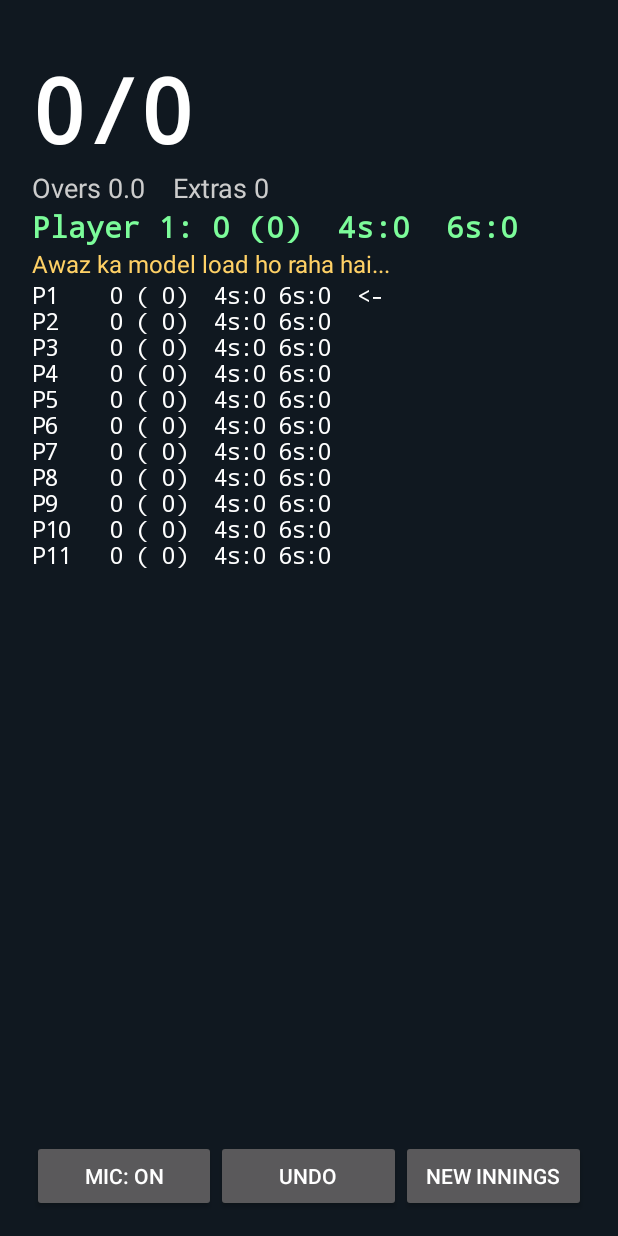
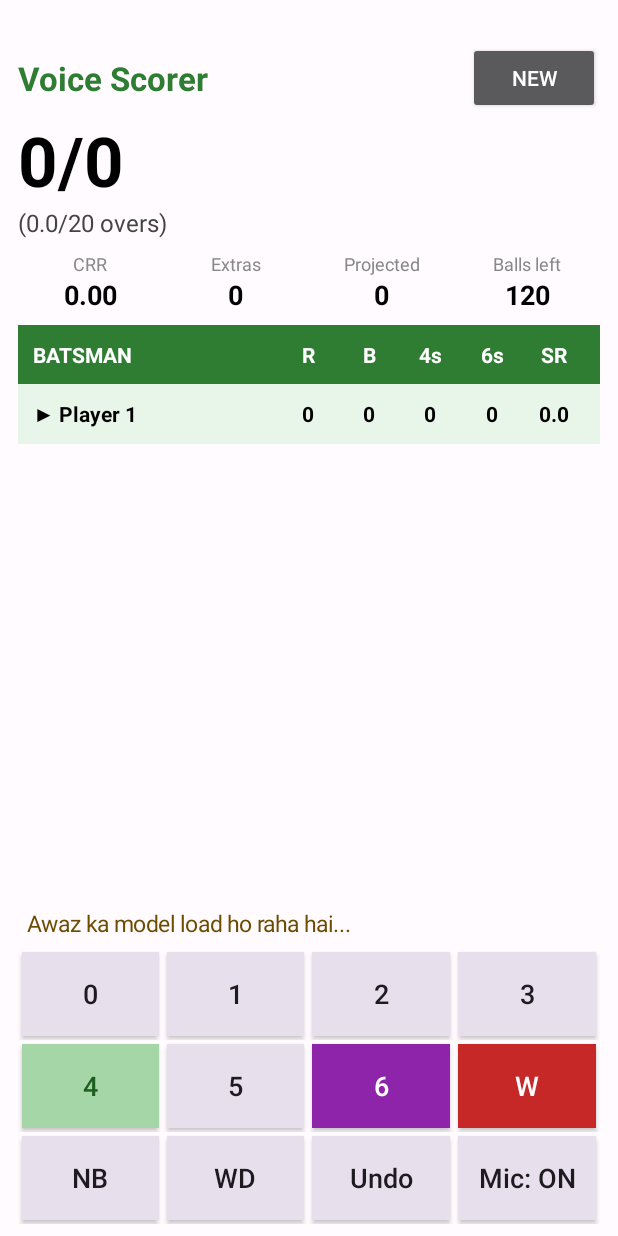
Before and after one commit to salmanktk0341-a11y/Voicescorer, an Android app: the screen it shows after launch (MainActivity), on a phone screen of 412 x 824 dp. Run offline under Robolectric (Android 15) with nearby library versions, the phone set to English and light mode, and no system bars; libraries missing offline, so code that uses them is left out: org.vosk, org.vosk.android; 1 statement that could not run was skipped.

Commit message:
Update MainActivity.kt

```diff
--- a/app/src/main/java/com/example/scorer/MainActivity.kt
+++ b/app/src/main/java/com/example/scorer/MainActivity.kt
@@ -8,14 +8,21 @@ import android.graphics.Color
 import android.graphics.Typeface
 import android.os.Bundle
 import android.os.Vibrator
+import android.view.Gravity
 import android.view.WindowManager
 import android.widget.*
+import org.json.JSONArray
 import org.json.JSONObject
 import org.vosk.Model
 import org.vosk.Recognizer
 import org.vosk.android.RecognitionListener
 import org.vosk.android.SpeechService
 import org.vosk.android.StorageService
+
+const val TOTAL_OVERS = 20      // overs ki hadd yahan badlo
+const val BALLS_PER_OVER = 6
+const val PLAYERS = 11
+const val MIN_CONF = 0.5        // awaz ka yaqeen: barha do to sakhti barhegi
 
 class State {
     var total = 0; var wickets = 0; var balls = 0; var extras = 0; var cur = 0
@@ -31,52 +38,145 @@ class State {
 }
 
 class MainActivity : Activity(), RecognitionListener {
-    private val N = 11
-    // Sirf yehi lafz suna jayega, baqi sab [unk] ban kar ignore hota hai
-    private val GRAMMAR = "[\"dot\",\"zero\",\"one\",\"two\",\"three\",\"four\",\"five\",\"six\"," +
-            "\"out\",\"wide\",\"no ball\",\"undo\",\"[unk]\"]"
+    // Sirf ye lafz kaam karte hain
+    private val REAL = listOf("dot", "zero", "one", "two", "three", "four", "five", "six",
+        "out", "wide", "no ball", "undo")
+    // Milte-julte lafz: sunay jayen to ignore ho jayen
+    private val DECOYS = listOf("x", "sex", "sick", "sit", "seeks", "sax", "fix", "floor",
+        "door", "want", "tree", "free", "ten", "nine", "eight", "seven", "now", "wild")
+    private val COMMANDS = REAL.filter { it != "no ball" }.toSet()
+    private val GRAMMAR: String = JSONArray(REAL + DECOYS + listOf("[unk]")).toString()
 
+    private val GREEN = Color.parseColor("#2E7D32")
     private var st = State()
     private val history = ArrayList<State>()
     private var model: Model? = null
     private var speech: SpeechService? = null
     private var micOn = true
 
-    private lateinit var tvTotal: TextView
-    private lateinit var tvInfo: TextView
-    private lateinit var tvBat: TextView
+    private lateinit var tvScore: TextView
+    private lateinit var tvOvers: TextView
+    private lateinit var tvCrr: TextView
+    private lateinit var tvExtras: TextView
+    private lateinit var tvProj: TextView
+    private lateinit var tvLeft: TextView
     private lateinit var tvHeard: TextView
-    private lateinit var tvList: TextView
+    private lateinit var tableBox: LinearLayout
     private lateinit var btnMic: Button
 
-    private fun tv(size: Float, color: Int, bold: Boolean = false) = TextView(this).apply {
-        textSize = size; setTextColor(color)
-        if (bold) setTypeface(Typeface.MONOSPACE, Typeface.BOLD)
+    private fun dp(v: Int) = (v * resources.displayMetrics.density).toInt()
+
+    private fun cell(text: String, weight: Float, bold: Boolean, color: Int, gravity: Int): TextView {
+        val t = TextView(this)
+        t.text = text; t.textSize = 14f; t.setTextColor(color); t.gravity = gravity
+        if (bold) t.setTypeface(null, Typeface.BOLD)
+        t.layoutParams = LinearLayout.LayoutParams(0, LinearLayout.LayoutParams.WRAP_CONTENT, weight)
+        return t
+    }
+
+    private fun tableRow(vals: List<String>, bg: Int, fg: Int, bold: Boolean): LinearLayout {
+        val r = LinearLayout(this)
+        r.orientation = LinearLayout.HORIZONTAL
+        r.setBackgroundColor(bg)
+        r.setPadding(dp(10), dp(10), dp(10), dp(10))
+        for ((i, v) in vals.withIndex()) {
+            r.addView(cell(v, if (i == 0) 4f else 1f, bold, fg,
+                if (i == 0) Gravity.START else Gravity.CENTER))
+        }
+        return r
+    }
+
+    private fun stat(label: String, holder: LinearLayout): TextView {
+        val col = LinearLayout(this)
+        col.orientation = LinearLayout.VERTICAL
+        col.gravity = Gravity.CENTER
+        col.layoutParams = LinearLayout.LayoutParams(0, -2, 1f)
+        val l = TextView(this)
+        l.text = label; l.textSize = 12f; l.setTextColor(Color.GRAY); l.gravity = Gravity.CENTER
+        val v = TextView(this)
+        v.textSize = 18f; v.setTypeface(null, Typeface.BOLD); v.setTextColor(Color.BLACK)
+        v.gravity = Gravity.CENTER
+        col.addView(l); col.addView(v); holder.addView(col)
+        return v
+    }
+
+    private fun key(label: String, bg: Int, fg: Int, onClick: () -> Unit): Button {
+        val b = Button(this)
+        b.text = label; b.textSize = 18f; b.isAllCaps = false
+        b.setTextColor(fg); b.setBackgroundColor(bg)
+        val lp = LinearLayout.LayoutParams(0, dp(56), 1f)
+        lp.setMargins(dp(3), dp(3), dp(3), dp(3))
+        b.layoutParams = lp
+        b.setOnClickListener { onClick() }
+        return b
+    }
+
+    private fun keyRow(vararg keys: Button): LinearLayout {
+        val r = LinearLayout(this)
+        r.orientation = LinearLayout.HORIZONTAL
+        for (k in keys) r.addView(k)
+        return r
     }
 
     override fun onCreate(b: Bundle?) {
         super.onCreate(b)
         window.addFlags(WindowManager.LayoutParams.FLAG_KEEP_SCREEN_ON)
-        val root = LinearLayout(this).apply {
-            orientation = LinearLayout.VERTICAL
-            setBackgroundColor(Color.parseColor("#101820"))
-            setPadding(32, 48, 32, 24)
-        }
-        tvTotal = tv(60f, Color.WHITE, true)
-        tvInfo = tv(18f, Color.LTGRAY)
-        tvBat = tv(20f, Color.parseColor("#7CFC9A"), true)
-        tvHeard = tv(16f, Color.parseColor("#FFD166"))
-        tvList = tv(15f, Color.WHITE).apply { typeface = Typeface.MONOSPACE }
-        root.addView(tvTotal); root.addView(tvInfo); root.addView(tvBat); root.addView(tvHeard)
-        val sv = ScrollView(this); sv.addView(tvList)
+
+        val root = LinearLayout(this)
+        root.orientation = LinearLayout.VERTICAL
+        root.setBackgroundColor(Color.parseColor("#FFFBFE"))
+        root.setPadding(dp(12), dp(28), dp(12), dp(8))
+
+        val top = LinearLayout(this)
+        top.orientation = LinearLayout.HORIZONTAL
+        top.gravity = Gravity.CENTER_VERTICAL
+        val title = TextView(this)
+        title.text = "Voice Scorer"; title.textSize = 22f
+        title.setTextColor(GREEN); title.setTypeface(null, Typeface.BOLD)
+        title.layoutParams = LinearLayout.LayoutParams(0, -2, 1f)
+        val btnNew = Button(this)
+        btnNew.text = "New"; btnNew.setOnClickListener { confirmNew() }
+        top.addView(title); top.addView(btnNew)
+        root.addView(top)
+
+        tvScore = TextView(this)
+        tvScore.textSize = 46f; tvScore.setTypeface(null, Typeface.BOLD)
+        tvScore.setTextColor(Color.BLACK)
+        tvOvers = TextView(this)
+        tvOvers.textSize = 16f; tvOvers.setTextColor(Color.DKGRAY)
+        root.addView(tvScore); root.addView(tvOvers)
+
+        val stats = LinearLayout(this)
+        stats.orientation = LinearLayout.HORIZONTAL
+        stats.setPadding(0, dp(8), 0, dp(8))
+        tvCrr = stat("CRR", stats)
+        tvExtras = stat("Extras", stats)
+        tvProj = stat("Projected", stats)
+        tvLeft = stat("Balls left", stats)
+        root.addView(stats)
+
+        tableBox = LinearLayout(this)
+        tableBox.orientation = LinearLayout.VERTICAL
+        val sv = ScrollView(this)
+        sv.addView(tableBox)
         root.addView(sv, LinearLayout.LayoutParams(-1, 0, 1f))
 
-        val row = LinearLayout(this).apply { orientation = LinearLayout.HORIZONTAL }
-        btnMic = Button(this).apply { text = "Mic: ON"; setOnClickListener { toggleMic() } }
-        val btnUndo = Button(this).apply { text = "Undo"; setOnClickListener { apply("undo") } }
-        val btnNew = Button(this).apply { text = "New Innings"; setOnClickListener { confirmNew() } }
-        for (x in listOf(btnMic, btnUndo, btnNew)) row.addView(x, LinearLayout.LayoutParams(0, -2, 1f))
-        root.addView(row)
+        tvHeard = TextView(this)
+        tvHeard.textSize = 15f; tvHeard.setTextColor(Color.parseColor("#6D4C00"))
+        tvHeard.setPadding(dp(6), dp(6), dp(6), dp(6))
+        root.addView(tvHeard)
+
+        val neutral = Color.parseColor("#E7E0EC")
+        val dark = Color.parseColor("#1D1B20")
+        fun num(label: String, cmd: String) = key(label, neutral, dark) { apply(cmd) }
+        btnMic = key("Mic: ON", neutral, dark) { toggleMic() }
+        root.addView(keyRow(num("0", "dot"), num("1", "one"), num("2", "two"), num("3", "three")))
+        root.addView(keyRow(
+            key("4", Color.parseColor("#A5D6A7"), Color.parseColor("#1B5E20")) { apply("four") },
+            num("5", "five"),
+            key("6", Color.parseColor("#8E24AA"), Color.WHITE) { apply("six") },
+            key("W", Color.parseColor("#C62828"), Color.WHITE) { apply("out") }))
+        root.addView(keyRow(num("NB", "noball"), num("WD", "wide"), num("Undo", "undo"), btnMic))
         setContentView(root)
         refresh()
 
@@ -99,6 +199,7 @@ class MainActivity : Activity(), RecognitionListener {
 
     private fun startMic() {
         val rec = Recognizer(model, 16000.0f, GRAMMAR)
+        rec.setWords(true)
         speech = SpeechService(rec, 16000.0f)
         speech!!.startListening(this)
         tvHeard.text = "Tayyar. Bolo: one, two, four, six, out, wide, no ball, undo"
@@ -116,44 +217,56 @@ class MainActivity : Activity(), RecognitionListener {
             .setNegativeButton("Nahi", null).show()
     }
 
-    // ---- awaz ke natayej ----
+    // ---- awaz ----
     override fun onResult(h: String?) {
         if (h == null) return
-        val text = JSONObject(h).optString("text", "")
-        if (text.isBlank()) return
-        runOnUiThread { handle(text) }
+        val j = JSONObject(h)
+        val words = ArrayList<String>()
+        val arr = j.optJSONArray("result")
+        if (arr != null) {
+            for (i in 0 until arr.length()) {
+                val o = arr.getJSONObject(i)
+                if (o.optDouble("conf", 1.0) >= MIN_CONF) words.add(o.optString("word"))
+            }
+        } else {
+            val t = j.optString("text", "")
+            if (t.isNotBlank()) words.addAll(t.trim().split(" "))
+        }
+        if (words.isEmpty()) return
+        runOnUiThread { handle(words) }
     }
     override fun onPartialResult(h: String?) {}
     override fun onFinalResult(h: String?) {}
     override fun onError(e: Exception?) { runOnUiThread { tvHeard.text = "Error: " + e?.message } }
     override fun onTimeout() {}
 
-    private fun handle(text: String) {
-        val t = text.trim().split(" ").filter { it.isNotEmpty() }
+    private fun handle(words: List<String>) {
         var k = 0
-        while (k < t.size) {
-            val w = t[k]
-            if (w == "no") {
-                apply("noball"); k++
-                if (k < t.size && t[k] == "ball") k++
-                continue
+        while (k < words.size) {
+            val w = words[k]
+            if (w == "no" && k + 1 < words.size && words[k + 1] == "ball") {
+                apply("noball"); k += 2; continue
             }
-            if (w != "[unk]" && w != "ball") apply(w)
+            if (w in COMMANDS) apply(w)
+            else if (w.isNotEmpty() && w != "[unk]") tvHeard.text = "Ignore: $w"
             k++
         }
     }
 
-    // ---- score ka hisab ----
+    // ---- score ----
+    private fun finished() = st.wickets >= PLAYERS || st.balls >= TOTAL_OVERS * BALLS_PER_OVER
+
     private fun apply(cmd: String) {
         if (cmd == "undo") {
             if (history.isNotEmpty()) st = history.removeAt(history.size - 1)
             tvHeard.text = "Suna: undo"; refresh(); return
         }
-        if (st.wickets >= N) return
+        if (finished()) { tvHeard.text = "Innings khatam"; return }
         val snap = st.copy()
         val i = st.cur
+        var legal = true
         when (cmd) {
-            "wide", "noball" -> { st.total++; st.extras++ }   // 1 run, ball dobara hogi
+            "wide", "noball" -> { st.total++; st.extras++; legal = false }
             "out" -> { st.out[i] = true; st.bl[i]++; st.balls++; st.wickets++; st.cur++ }
             else -> {
                 val r = when (cmd) {
@@ -167,23 +280,36 @@ class MainActivity : Activity(), RecognitionListener {
             }
         }
         history.add(snap)
-        tvHeard.text = "Suna: $cmd"
+        var msg = "Suna: $cmd"
+        if (legal && st.balls > 0 && st.balls % BALLS_PER_OVER == 0) msg += "  (over khatam)"
+        if (finished()) msg = "Innings khatam"
+        tvHeard.text = msg
         (getSystemService(VIBRATOR_SERVICE) as Vibrator).vibrate(60)
         refresh()
     }
 
     private fun refresh() {
-        tvTotal.text = "${st.total}/${st.wickets}"
-        tvInfo.text = "Overs ${st.balls / 6}.${st.balls % 6}    Extras ${st.extras}"
-        tvBat.text = if (st.wickets >= N) "INNINGS KHATAM (sab out)"
-        else "Player ${st.cur + 1}: ${st.runs[st.cur]} (${st.bl[st.cur]})  4s:${st.f[st.cur]}  6s:${st.s[st.cur]}"
-        val sb = StringBuilder()
-        for (i in 0 until N) {
-            val mark = if (st.out[i]) "OUT" else if (i == st.cur && st.wickets < N) "<-" else ""
-            sb.append(String.format("P%-2d %3d (%2d)  4s:%d 6s:%d  %s\n",
-                i + 1, st.runs[i], st.bl[i], st.f[i], st.s[i], mark))
+        tvScore.text = "${st.total}/${st.wickets}"
+        tvOvers.text = "(${st.balls / BALLS_PER_OVER}.${st.balls % BALLS_PER_OVER}/$TOTAL_OVERS overs)"
+        val crr = if (st.balls > 0) st.total * BALLS_PER_OVER.toDouble() / st.balls else 0.0
+        tvCrr.text = "%.2f".format(crr)
+        tvExtras.text = st.extras.toString()
+        tvProj.text = Math.round(crr * TOTAL_OVERS).toString()
+        tvLeft.text = (TOTAL_OVERS * BALLS_PER_OVER - st.balls).toString()
+
+        tableBox.removeAllViews()
+        tableBox.addView(tableRow(listOf("BATSMAN", "R", "B", "4s", "6s", "SR"), GREEN, Color.WHITE, true))
+        val last = if (finished()) minOf(st.cur, PLAYERS - 1) else minOf(st.cur, PLAYERS - 1)
+        for (i in 0..last) {
+            val isCur = (i == st.cur && !finished())
+            val name = (if (isCur) "▶ " else "") + "Player ${i + 1}" + (if (st.out[i]) " (out)" else "")
+            val sr = if (st.bl[i] > 0) "%.1f".format(st.runs[i] * 100.0 / st.bl[i]) else "0.0"
+            val fg = if (st.out[i]) Color.parseColor("#757575") else Color.BLACK
+            val bg = if (isCur) Color.parseColor("#E8F5E9") else Color.TRANSPARENT
+            tableBox.addView(tableRow(
+                listOf(name, "${st.runs[i]}", "${st.bl[i]}", "${st.f[i]}", "${st.s[i]}", sr),
+                bg, fg, isCur))
         }
-        tvList.text = sb.toString()
     }
 
     override fun onDestroy() {
```
